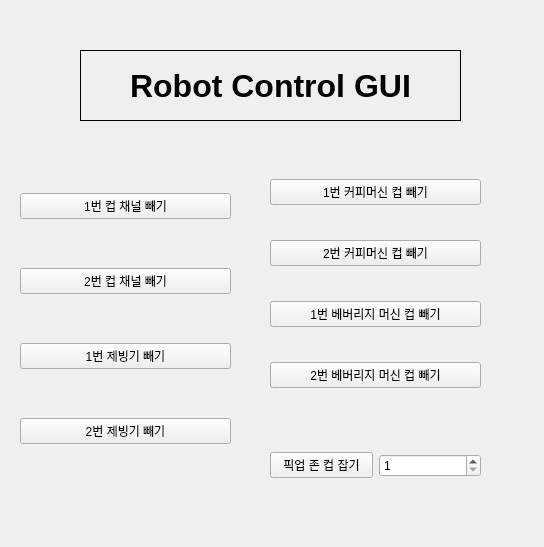
This is src/robot_gui/robot_gui/gui_set/form.ui in martinxyz1106/Robot_GUI as Qt 5 draws it before an edit. The edited form follows.
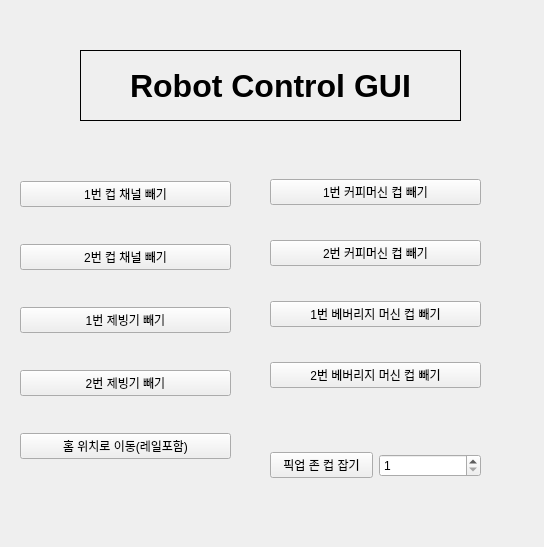
This is the edited form.

Commit message: ProtoType Robot GUI Complete

Patch:
```diff
--- a/src/robot_gui/robot_gui/gui_set/form.ui
+++ b/src/robot_gui/robot_gui/gui_set/form.ui
@@ -51,6 +51,13 @@
       </property>
      </widget>
     </item>
+    <item>
+     <widget class="QPushButton" name="go_home">
+      <property name="text">
+       <string>홈 위치로 이동(레일포함)</string>
+      </property>
+     </widget>
+    </item>
    </layout>
   </widget>
   <widget class="QWidget" name="verticalLayoutWidget_2">
```
The commit also changes 4 other files.
